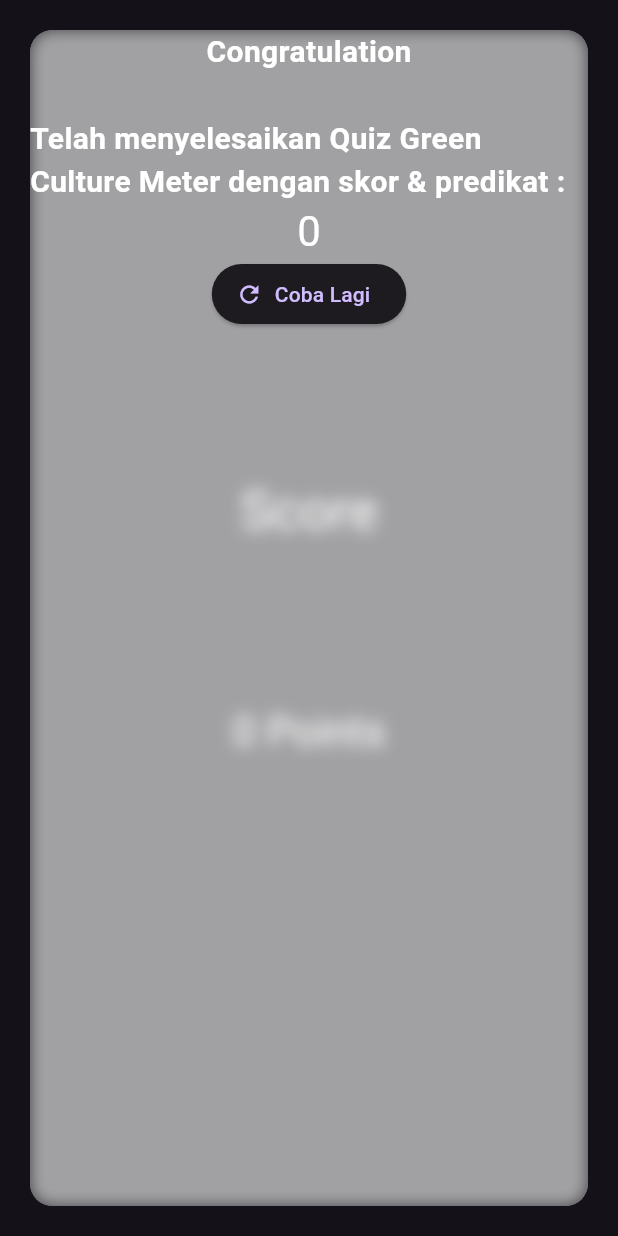
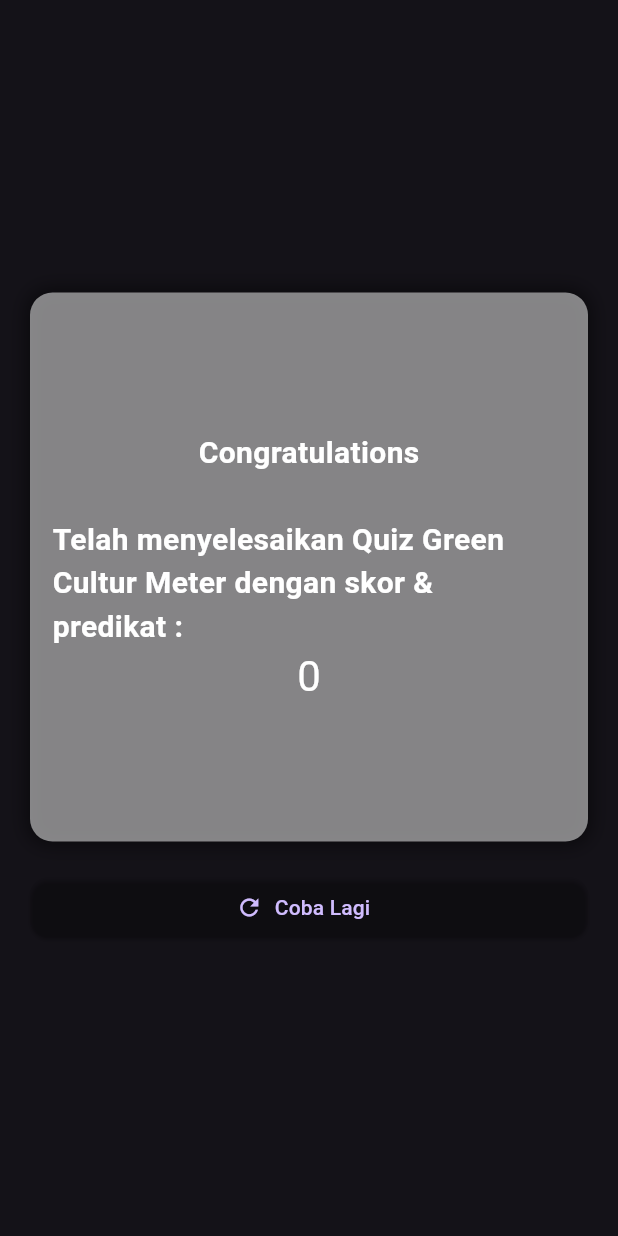
Before and after one commit to strayyouth666/Green-Culture-Meter, a Flutter app: the ScoreScreen screen opened directly with empty values, on a phone screen of 412 x 824 dp. Run offline on Flutter 3.47's test engine with Material 3 defaults, Android fonts, the light colour scheme and no system bars; our stand-ins replace flutter_svg, get.

Commit message:
add asset

```diff
--- a/lib/screens/score/score_screen.dart
+++ b/lib/screens/score/score_screen.dart
@@ -1,7 +1,7 @@
 import 'dart:ui';
-
 import 'package:flutter/material.dart';
 import 'package:get/get.dart';
+import 'package:green_culture_meter/constants.dart';
 import 'package:green_culture_meter/controllers/data_controller.dart';
 import 'package:green_culture_meter/controllers/question_controller.dart';
 import 'package:green_culture_meter/screens/quiz/quiz_screen.dart';
@@ -22,52 +22,38 @@ class ScoreScreen extends StatelessWidget {
             fit: StackFit.expand,
             children: [
               Container(
-                color: const Color(0x00e9e7f1),
-              ),
-              Column(
-                children: [
-                  const Spacer(flex: 3),
-                  Text(
-                    "Score",
-                    style: Theme.of(context)
-                        .textTheme
-                        .displaySmall!
-                        .copyWith(color: Colors.white),
-                  ),
-                  const Spacer(),
-                  Text(
-                    "$totalPoints Points",
-                    style: Theme.of(context)
-                        .textTheme
-                        .headlineMedium!
-                        .copyWith(color: Colors.white),
-                  ),
-                  const Spacer(flex: 3),
-                ],
+                color: const Color(0xe9e7f1),
               ),
               Center(
                 child: Padding(
                   padding: const EdgeInsets.all(20.0),
+                  child: Column(
+                    mainAxisAlignment: MainAxisAlignment.center,
+                    children: [
+                      Container(
+                        width: double.infinity,
+                        height: 366,
+                        padding: const EdgeInsets.all(kDefaultPadding * 0.75),
+                        decoration: BoxDecoration(
+                          borderRadius: BorderRadius.circular(15.0),
+                          color: Colors.white.withOpacity(0.5),
+                          boxShadow: [
+                            BoxShadow(
+                              color: Colors.black.withOpacity(0.5),
+                              blurRadius: 10,
+                              spreadRadius: 2,
+                            ),
+                          ],
+                        ),
                         child: ClipRRect(
                           borderRadius: BorderRadius.circular(15.0),
-                    child: Container(
-                      width: double.infinity,
-                      height: double.infinity,
-                      color: Colors.white.withOpacity(0.5),
-                      child: Stack(
-                        children: [
-                          BackdropFilter(
+                          child: BackdropFilter(
                             filter: ImageFilter.blur(sigmaX: 5, sigmaY: 5),
-                            child: Container(
-                              decoration: BoxDecoration(
-                                color: Colors.white.withOpacity(0.2),
-                              ),
-                            ),
-                          ),
-                          Column(
+                            child: Column(
+                              mainAxisAlignment: MainAxisAlignment.center,
                               children: [
                                 const Text(
-                                "Congratulation",
+                                  "Congratulations",
                                   style: TextStyle(
                                     fontSize: 20.0,
                                     fontWeight: FontWeight.bold,
@@ -83,7 +69,7 @@ class ScoreScreen extends StatelessWidget {
                                   ),
                                 ),
                                 const Text(
-                                "Telah menyelesaikan Quiz Green Culture Meter dengan skor & predikat :",
+                                  "Telah menyelesaikan Quiz Green Cultur Meter dengan skor & predikat :",
                                   style: TextStyle(
                                     fontSize: 20.0,
                                     fontWeight: FontWeight.bold,
@@ -97,18 +83,29 @@ class ScoreScreen extends StatelessWidget {
                                       .headlineMedium!
                                       .copyWith(color: Colors.white),
                                 ),
-                              ElevatedButton.icon(
+                              ],
+                            ),
+                          ),
+                        ),
+                      ),
+                      const SizedBox(height: 20),
+                      SizedBox(
+                        width: double.infinity,
+                        child: ElevatedButton.icon(
                           onPressed: () {
                             Get.to(const QuizScreen());
                           },
                           icon: const Icon(Icons.refresh),
                           label: const Text('Coba Lagi'),
+                          style: ElevatedButton.styleFrom(
+                            backgroundColor: const Color(0x729373),
+                            shape: RoundedRectangleBorder(
+                              borderRadius: BorderRadius.circular(12.0),
+                            ),
+                          ),
+                        ),
                       ),
                     ],
-                          ),
-                        ],
-                      ),
-                    ),
                   ),
                 ),
               ),
--- a/pubspec.yaml
+++ b/pubspec.yaml
@@ -62,6 +62,9 @@ dev_dependencies:
 
 flutter:
   uses-material-design: true
+  assets:
+    - assets/image1.png
+
   # assets:
   #   - assets/images/
   #   - assets/vectors/
```
Also changed, not shown: assets/image1.png (added), pubspec.lock. Lines whose indentation alone changed are shown as unchanged.
